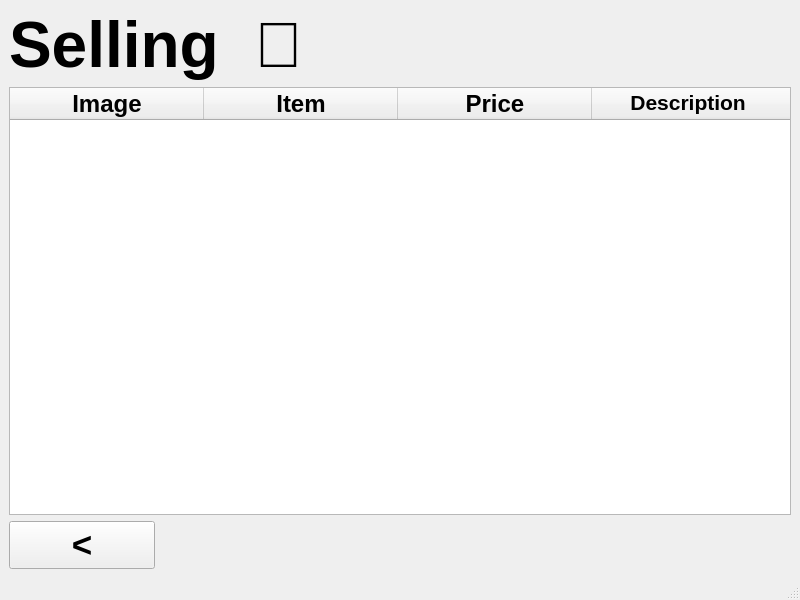
This is sold_items.ui in acmpesuecc/GrowPal as Qt 5 draws it before an edit. The edited form follows.
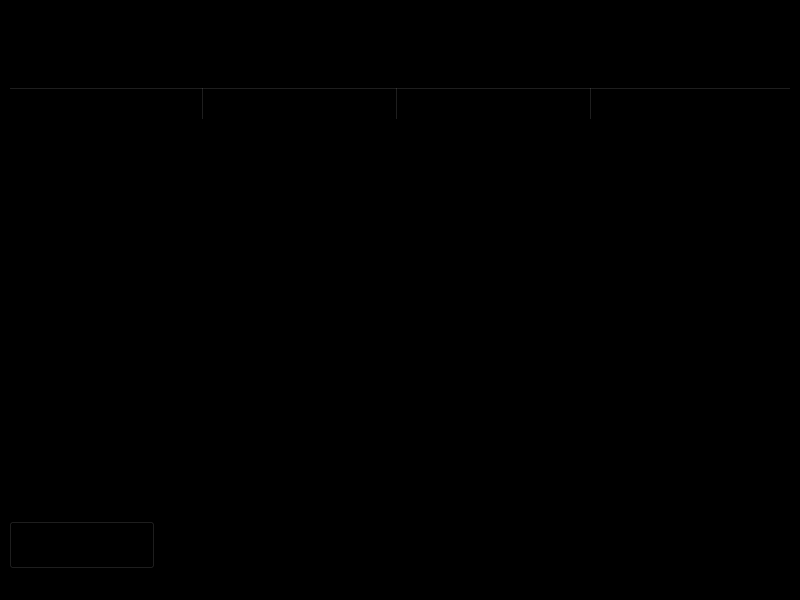
This is the edited form.

```diff
--- a/sold_items.ui
+++ b/sold_items.ui
@@ -13,6 +13,9 @@
   <property name="windowTitle">
    <string>MainWindow</string>
   </property>
+  <property name="styleSheet">
+   <string notr="true">background-color: black;</string>
+  </property>
   <widget class="QWidget" name="centralwidget">
    <layout class="QGridLayout" name="gridLayout">
     <item row="0" column="0" colspan="2">
@@ -65,7 +68,7 @@
        <bool>false</bool>
       </property>
       <property name="styleSheet">
-       <string notr="true"/>
+       <string notr="true">background-color: black;</string>
       </property>
       <attribute name="horizontalHeaderCascadingSectionResizes">
        <bool>false</bool>
```
